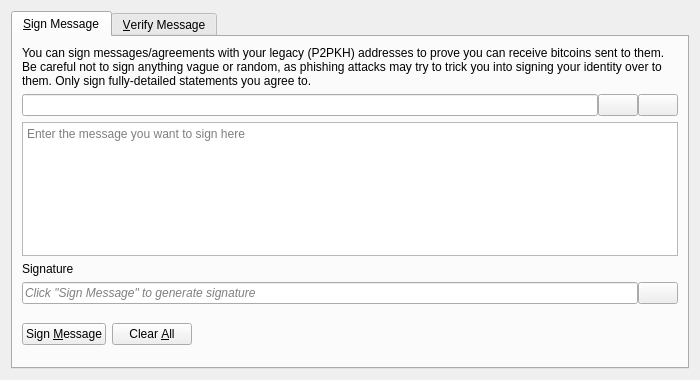
Above: src/qt/forms/signverifymessagedialog.ui from JustAResearcher/Test before the change. Below: the same form after it.
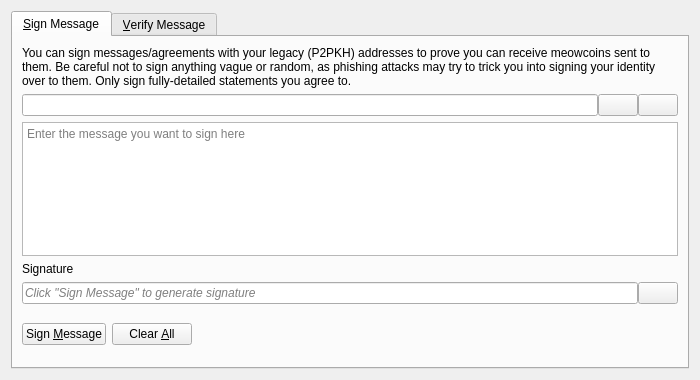
That is the form after the change. Icons and pictures are not drawn. Custom widgets are drawn as their Qt base class.

Commit message: Rebrand Bitcoin to Meowcoin across entire codebase

```diff
--- a/src/qt/forms/signverifymessagedialog.ui
+++ b/src/qt/forms/signverifymessagedialog.ui
@@ -30,7 +30,7 @@
        <item>
         <widget class="QLabel" name="infoLabel_SM">
          <property name="text">
-          <string>You can sign messages/agreements with your legacy (P2PKH) addresses to prove you can receive bitcoins sent to them. Be careful not to sign anything vague or random, as phishing attacks may try to trick you into signing your identity over to them. Only sign fully-detailed statements you agree to.</string>
+          <string>You can sign messages/agreements with your legacy (P2PKH) addresses to prove you can receive meowcoins sent to them. Be careful not to sign anything vague or random, as phishing attacks may try to trick you into signing your identity over to them. Only sign fully-detailed statements you agree to.</string>
          </property>
          <property name="textFormat">
           <enum>Qt::PlainText</enum>
```
Left out of the diff: 8 changed lines with no effect on the pictures. The commit also changes 216 other files.
